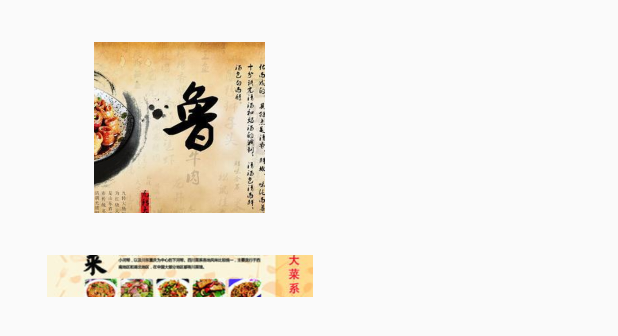
After one commit to fuxi-seven/learn, an Android app: the layout screenadapter_layout.xml on its own in the app's theme, with its tools: preview values and no code run, on a phone screen of 412 x 824 dp. The commit adds this screen. Shown: the top 336 px of the screen. Run offline under Robolectric (Android 15) with nearby library versions, the phone set to English and light mode, and no system bars.

Commit message:
add screen adapter

```diff
--- a/app/src/main/java/com/hly/learn/fragments/KeyboardFragment.java
+++ b/app/src/main/java/com/hly/learn/fragments/KeyboardFragment.java
@@ -30,6 +30,7 @@ public class KeyboardFragment extends BaseFragment {
     public View onCreateView(LayoutInflater inflater, ViewGroup container, Bundle savedInstanceState) {
         KeyboardLayoutBinding binding = DataBindingUtil.inflate(inflater, R.layout.keyboard_layout, container, false);
         View view = binding.getRoot();
+        //注意此处每次配置更新后都会重新创建新的ViewModel，不会保存数据
         mViewModel = new ViewModel(mContext);
         binding.setGuide(mViewModel);
         return view;
--- a/app/src/main/java/com/hly/learn/fragments/ViewModelLiveDataFragment.java
+++ b/app/src/main/java/com/hly/learn/fragments/ViewModelLiveDataFragment.java
@@ -31,7 +31,10 @@ public class ViewModelLiveDataFragment extends BaseFragment {
     public View onCreateView(LayoutInflater inflater, ViewGroup container, Bundle savedInstanceState) {
         LivedataLayoutBinding binding = DataBindingUtil.inflate(inflater, R.layout.livedata_layout, container, false);
         View view = binding.getRoot();
-        mMainViewModel = ViewModelProviders.of(this, new ViewModelProvider.NewInstanceFactory()).get(MainViewModel.class);
+        //不会多次创建viewModel,当配置变化(Fragment重新创建)后，获取的还是上次的viewModel，不需要每次都进行创建
+        mMainViewModel = new ViewModelProvider(this.getViewModelStore(), new ViewModelProvider.NewInstanceFactory()).get(MainViewModel.class);
+        //mMainViewModel = ViewModelProviders.of(this, new ViewModelProvider.NewInstanceFactory()
+        // ).get(MainViewModel.class);
         binding.setViewModel(mMainViewModel);
         binding.setLifecycleOwner(this);// <-- this enables MutableLiveData to be update on your UI
         return view;
--- a/app/src/main/java/com/hly/learn/livedata/LiveDataTestActivity.java
+++ b/app/src/main/java/com/hly/learn/livedata/LiveDataTestActivity.java
@@ -13,7 +13,7 @@ public class LiveDataTestActivity extends AppCompatActivity {
     @Override
     protected void onCreate(Bundle savedInstanceState) {
         super.onCreate(savedInstanceState);
-        setContentView(R.layout.activity_debug);
+        setContentView(R.layout.screenadapter_layout);
         observe();
     }
 
--- /dev/null
+++ b/app/src/main/java/com/hly/learn/screenAdapter/ScreenAdapterUtils.java
@@ -0,0 +1,79 @@
+package com.hly.learn.screenAdapter;
+
+import android.content.Context;
+import android.util.DisplayMetrics;
+import android.view.WindowManager;
+
+import java.lang.reflect.Field;
+
+public class ScreenAdapterUtils {
+
+    private Context mContext;
+
+    //标准值
+    private static final float STANDARD_WIDTH = 1080f;
+    private static final float STANDARD_HEIGHT = 1920f;
+
+    //实际值
+    private static float mDisplayMetricsWidth;
+    private static float mDisplayMetricsHeight;
+
+    //单例模式
+    private static ScreenAdapterUtils sInstance;
+
+    public synchronized static ScreenAdapterUtils getInstance(Context context) {
+        if (sInstance == null) {
+            sInstance = new ScreenAdapterUtils(context);
+        }
+        return sInstance;
+    }
+
+    private ScreenAdapterUtils(Context context) {
+        mContext = context;
+        WindowManager windowManager = (WindowManager) mContext.getSystemService(
+                Context.WINDOW_SERVICE);
+        DisplayMetrics displayMetrics = new DisplayMetrics();
+        if (mDisplayMetricsWidth == 0.0f || mDisplayMetricsHeight == 0.0f) {
+            windowManager.getDefaultDisplay().getMetrics(displayMetrics);
+            int statusBarHeight = getStatusBarHeight(context);
+            if (displayMetrics.widthPixels > displayMetrics.heightPixels) {
+                //横屏
+                mDisplayMetricsWidth = displayMetrics.heightPixels;
+                mDisplayMetricsHeight = displayMetrics.widthPixels - statusBarHeight;
+            } else {
+                //竖屏
+                mDisplayMetricsWidth = (float) displayMetrics.widthPixels;
+                mDisplayMetricsHeight = (float) displayMetrics.heightPixels - statusBarHeight;
+            }
+        }
+    }
+
+    private static final String DIME_CLASS = "com.android.internal.R$dimen";
+    //用于反射的系统属性
+    private int getStatusBarHeight(Context context) {
+        return getValue(context, DIME_CLASS, "status_bar_height", 48);
+    }
+
+    private int getValue(Context context, String dimenClass, String barHeight, int i) {
+        Class<?> clz = null;
+        try {
+            clz = Class.forName(dimenClass);
+            Object obj = clz.newInstance();
+            //反射属性
+            Field field = clz.getField(barHeight);
+            int id = Integer.parseInt(field.get(obj).toString());
+            return context.getResources().getDimensionPixelSize(id);
+        } catch (ClassNotFoundException | IllegalAccessException | InstantiationException | NoSuchFieldException e) {
+            e.printStackTrace();
+        }
+        return i;
+    }
+
+    public float getHorValue() {
+        return ((float)mDisplayMetricsWidth/STANDARD_WIDTH);
+    }
+
+    public float getVerValue() {
+        return ((float)mDisplayMetricsHeight/(STANDARD_HEIGHT - getStatusBarHeight(mContext)));
+    }
+}
--- /dev/null
+++ b/app/src/main/java/com/hly/learn/screenAdapter/SelfDeterminedLayout.java
@@ -0,0 +1,43 @@
+package com.hly.learn.screenAdapter;
+
+import android.content.Context;
+import android.util.AttributeSet;
+import android.view.View;
+import android.widget.RelativeLayout;
+
+public class SelfDeterminedLayout extends RelativeLayout {
+    public SelfDeterminedLayout(Context context) {
+        super(context);
+    }
+
+    public SelfDeterminedLayout(Context context, AttributeSet attrs) {
+        super(context, attrs);
+    }
+
+    public SelfDeterminedLayout(Context context, AttributeSet attrs, int defStyleAttr) {
+        super(context, attrs, defStyleAttr);
+    }
+
+    public SelfDeterminedLayout(Context context, AttributeSet attrs, int defStyleAttr,
+            int defStyleRes) {
+        super(context, attrs, defStyleAttr, defStyleRes);
+    }
+
+    @Override
+    protected void onMeasure(int widthMeasureSpec, int heightMeasureSpec) {
+        super.onMeasure(widthMeasureSpec, heightMeasureSpec);
+        float scaleX = ScreenAdapterUtils.getInstance(getContext()).getHorValue();
+        float scaleY = ScreenAdapterUtils.getInstance(getContext()).getVerValue();
+        int count = this.getChildCount();
+        for (int i = 0; i < count; i++) {
+            View child = getChildAt(i);
+            LayoutParams layoutParams = (LayoutParams) child.getLayoutParams();
+            layoutParams.width = (int) (layoutParams.width * scaleX);
+            layoutParams.height = (int) (layoutParams.height * scaleX);
+            layoutParams.leftMargin = (int) (layoutParams.leftMargin * scaleX);
+            layoutParams.rightMargin = (int) (layoutParams.rightMargin * scaleX);
+            layoutParams.topMargin = (int) (layoutParams.topMargin * scaleX);
+            layoutParams.bottomMargin = (int) (layoutParams.bottomMargin * scaleX);
+        }
+    }
+}
--- a/app/src/main/java/com/hly/learn/view/ValueAnimatorView.java
+++ b/app/src/main/java/com/hly/learn/view/ValueAnimatorView.java
@@ -1,7 +1,5 @@
 package com.hly.learn.view;
 
-import android.animation.Animator;
-import android.animation.AnimatorListenerAdapter;
 import android.animation.ValueAnimator;
 import android.content.Context;
 import android.graphics.Canvas;
--- /dev/null
+++ b/app/src/main/res/layout/screenadapter_layout.xml
@@ -0,0 +1,26 @@
+<?xml version="1.0" encoding="utf-8"?>
+<com.hly.learn.screenAdapter.SelfDeterminedLayout xmlns:android="http://schemas.android.com/apk/res/android"
+    android:layout_width="match_parent"
+    android:layout_height="match_parent">
+
+    <ImageView
+        android:id="@+id/img"
+        android:layout_width="200dp"
+        android:layout_height="200dp"
+        android:layout_marginLeft="110dp"
+        android:layout_marginTop="50dp"
+        android:layout_marginRight="110dp"
+        android:scaleType="centerCrop"
+        android:src="@drawable/ic_lucai" />
+
+    <ImageView
+        android:id="@+id/img1"
+        android:layout_width="310dp"
+        android:layout_height="50dp"
+        android:layout_below="@+id/img"
+        android:layout_marginLeft="55dp"
+        android:layout_marginTop="50dp"
+        android:layout_marginRight="55dp"
+        android:scaleType="centerCrop"
+        android:src="@drawable/ic_chuancai" />
+</com.hly.learn.screenAdapter.SelfDeterminedLayout>
```
Also changed, not shown: app/build.gradle (+8 -1 lines).
